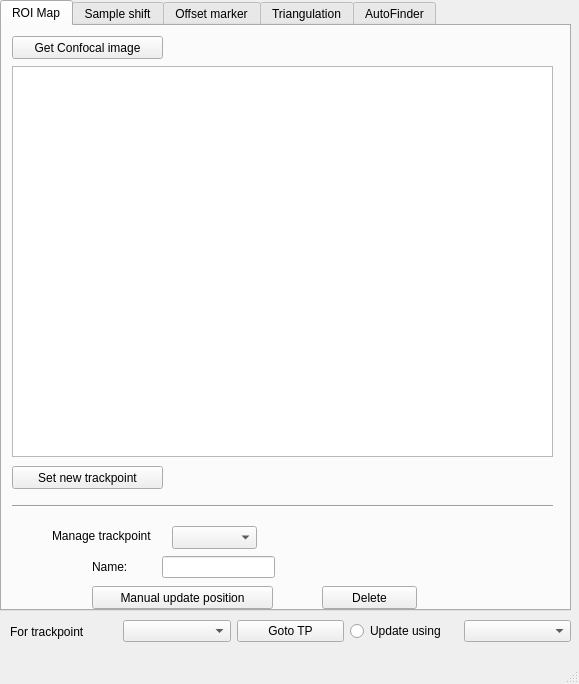
Above: gui/TrackpointManager/TrackpointManagerGuiUI.ui from Ulm-IQO/qudi before the change. Below: the same form after it.
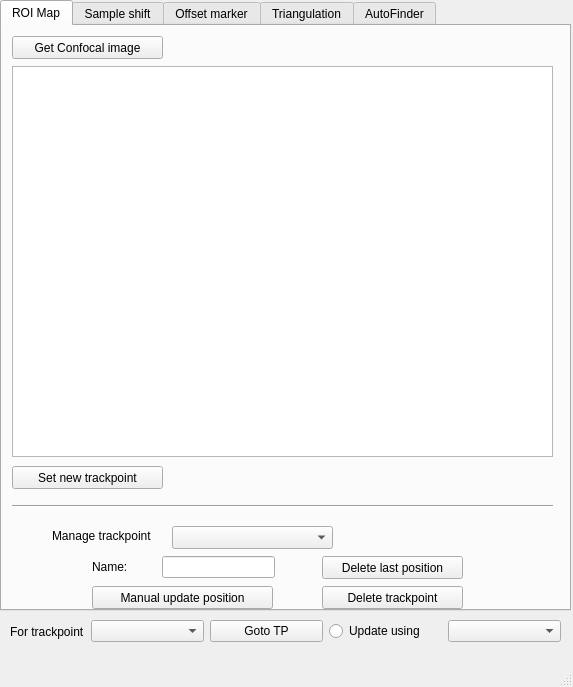
That is the form after the change. Custom widgets are drawn as their Qt base class.

Commit message: Trackpoint manager now allows user to change name of trackpoints.  I have also shrunk the optimiser window to help conserve screen space.

```diff
--- a/gui/TrackpointManager/TrackpointManagerGuiUI.ui
+++ b/gui/TrackpointManager/TrackpointManagerGuiUI.ui
@@ -6,8 +6,8 @@
    <rect>
     <x>0</x>
     <y>0</y>
-    <width>579</width>
-    <height>684</height>
+    <width>573</width>
+    <height>687</height>
    </rect>
   </property>
   <property name="windowTitle">
@@ -100,7 +100,7 @@
        <rect>
         <x>170</x>
         <y>500</y>
-        <width>85</width>
+        <width>161</width>
         <height>23</height>
        </rect>
       </property>
@@ -123,12 +123,12 @@
        <rect>
         <x>320</x>
         <y>560</y>
-        <width>95</width>
+        <width>141</width>
         <height>23</height>
        </rect>
       </property>
       <property name="text">
-       <string>Delete</string>
+       <string>Delete trackpoint</string>
       </property>
      </widget>
      <widget class="Line" name="line">
@@ -157,6 +157,19 @@
        <string>Manual update position</string>
       </property>
      </widget>
+     <widget class="QPushButton" name="delete_last_pos_Button">
+      <property name="geometry">
+       <rect>
+        <x>320</x>
+        <y>530</y>
+        <width>141</width>
+        <height>23</height>
+       </rect>
+      </property>
+      <property name="text">
+       <string>Delete last position</string>
+      </property>
+     </widget>
     </widget>
     <widget class="QWidget" name="sampleShift">
      <attribute name="title">
@@ -210,13 +223,19 @@
      <rect>
       <x>10</x>
       <y>619</y>
-      <width>561</width>
+      <width>551</width>
       <height>25</height>
      </rect>
     </property>
     <layout class="QHBoxLayout" name="horizontalLayout">
      <item>
       <widget class="QLabel" name="label_2">
+       <property name="sizePolicy">
+        <sizepolicy hsizetype="Fixed" vsizetype="Preferred">
+         <horstretch>0</horstretch>
+         <verstretch>0</verstretch>
+        </sizepolicy>
+       </property>
        <property name="text">
         <string>For trackpoint</string>
        </property>
@@ -224,6 +243,12 @@
      </item>
      <item>
       <widget class="QComboBox" name="active_tp_Input">
+       <property name="sizePolicy">
+        <sizepolicy hsizetype="Minimum" vsizetype="Fixed">
+         <horstretch>0</horstretch>
+         <verstretch>0</verstretch>
+        </sizepolicy>
+       </property>
        <property name="editable">
         <bool>false</bool>
        </property>
```
Left out of the diff: 4 changed lines with no effect on the pictures. The commit also changes 4 other files.
